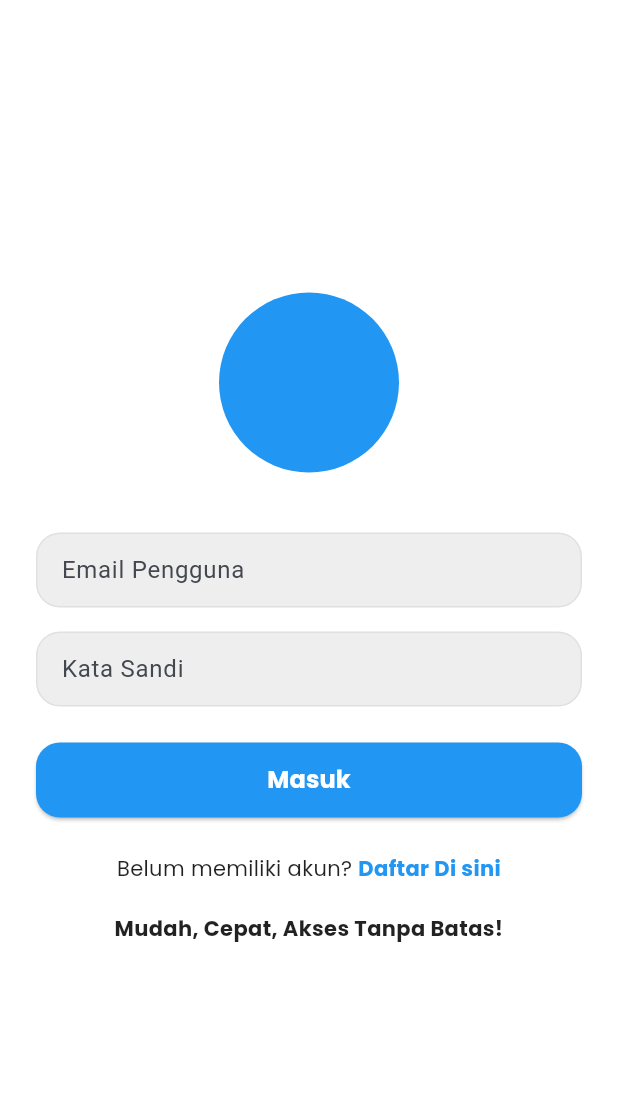
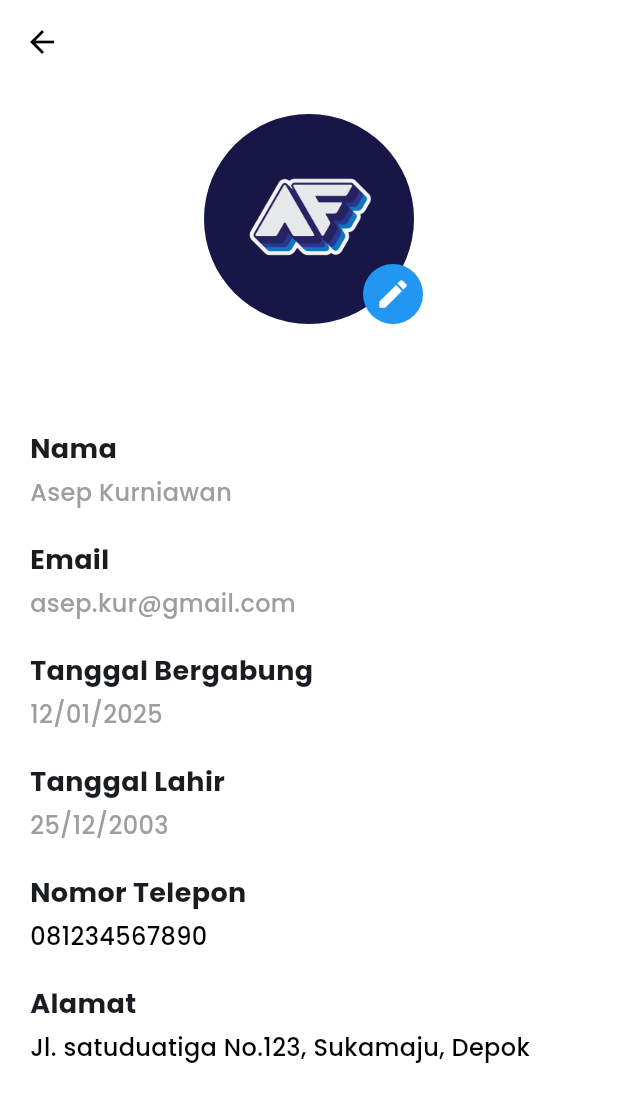
Before and after one commit to chantikaanas/EasyLib, a Flutter app: the screen it shows after launch, on a phone screen of 412 x 824 dp. Shown: the top 1102 px of the screen. Run offline on Flutter 3.47's test engine with Material 3 defaults, Android fonts, the light colour scheme and no system bars; our stand-ins replace flutter_dotenv, google_fonts, image_picker; missing offline and left inert: groq, qr_code_scanner_plus.

Commit message:
Upd: Add user profile editing functionality with image picker and data display

```diff
--- a/lib/QrScan.dart
+++ b/lib/QrScan.dart
@@ -1,5 +1,3 @@
-import 'dart:io';
-
 import 'package:flutter/material.dart';
 import 'package:qr_code_scanner_plus/qr_code_scanner_plus.dart';
 
--- a/lib/auth/login.dart
+++ b/lib/auth/login.dart
@@ -16,13 +16,11 @@ class LoginPage extends StatelessWidget {
             child: Column(
               mainAxisAlignment: MainAxisAlignment.center,
               children: [
-                // Lingkaran biru di atas
                 Container(
-                  width: 120,
-                  height: 120,
-                  decoration: const BoxDecoration(
-                    color: Colors.blue,
-                    shape: BoxShape.circle,
+                  width: 150,
+                  height: 150,
+                  child: CircleAvatar(
+                    backgroundImage: AssetImage('assets/images/LOGO.png'),
                   ),
                 ),
                 const SizedBox(height: 40),
--- /dev/null
+++ b/lib/editProfile.dart
@@ -0,0 +1,349 @@
+import 'dart:io';
+
+import 'package:flutter/material.dart';
+import 'package:google_fonts/google_fonts.dart';
+import 'package:image_picker/image_picker.dart';
+import 'package:intl/intl.dart';
+
+// ---------------------------- DATA
+class User {
+  final String name;
+  final String email;
+  final String phone;
+  final String address;
+  final DateTime lahir;
+  final DateTime joined;
+  final String profileImage;
+
+  User({
+    required this.name,
+    required this.email,
+    required this.phone,
+    required this.lahir,
+    required this.joined,
+    required this.address,
+    required this.profileImage,
+  });
+}
+
+final User userData = User(
+  name: 'Asep Kurniawan',
+  email: 'asep.kur@gmail.com',
+  phone: '081234567890',
+  lahir: DateTime(2003, 12, 25),
+  joined: DateTime(2025, 1, 12),
+  address: 'Jl. satuduatiga No.123, Sukamaju, Depok',
+  profileImage: 'assets/images/profile/profile.png',
+);
+
+// ------------------------ END DATA
+class Editprofile extends StatefulWidget {
+  const Editprofile({super.key});
+
+  @override
+  State<Editprofile> createState() => _EditprofileState();
+}
+
+class _EditprofileState extends State<Editprofile> {
+  File? _image;
+  final picker = ImagePicker();
+
+  Future getImage() async {
+    final pickedFile = await picker.pickImage(source: ImageSource.gallery);
+
+    setState(() {
+      if (pickedFile != null) {
+        _image = File(pickedFile.path);
+      }
+    });
+  }
+
+  @override
+  Widget build(BuildContext context) {
+    return Scaffold(
+        backgroundColor: Colors.white,
+        appBar: AppBar(
+          backgroundColor: Colors.white,
+          leading: IconButton(
+            icon: Icon(Icons.arrow_back, color: Colors.black),
+            onPressed: () {
+              Navigator.of(context).pushNamed('/main');
+            },
+          ),
+        ),
+        body: SafeArea(
+          child: SingleChildScrollView(
+            child: Column(
+              children: [
+                Container(
+                  width: double.infinity,
+                  padding: EdgeInsets.symmetric(vertical: 20),
+                  child: Stack(
+                    alignment: Alignment.center,
+                    children: [
+                      GestureDetector(
+                        onTap: getImage,
+                        child: CircleAvatar(
+                          radius: 70,
+                          backgroundImage: _image != null
+                              ? FileImage(_image!)
+                              : AssetImage('assets/images/profile/profile.png'),
+                        ),
+                      ),
+                      Positioned(
+                        bottom: 0,
+                        right: 130,
+                        child: Container(
+                          padding: EdgeInsets.all(8),
+                          decoration: BoxDecoration(
+                            color: Colors.blue,
+                            shape: BoxShape.circle,
+                          ),
+                          child: Icon(
+                            Icons.edit,
+                            color: Colors.white,
+                          ),
+                        ),
+                      ),
+                    ],
+                  ),
+                ),
+                SizedBox(height: 30),
+                Container(
+                  alignment: Alignment.centerLeft,
+                  child: DataUser(
+                    userData: userData,
+                  ),
+                )
+              ],
+            ),
+          ),
+        ));
+  }
+}
+
+class DataUser extends StatefulWidget {
+  final User userData;
+  const DataUser({super.key, required this.userData});
+
+  @override
+  State<DataUser> createState() => _DataUserState();
+}
+
+class _DataUserState extends State<DataUser> {
+  void _showEditDialog(
+      String title, String currentValue, Function(String) onSave) {
+    final TextEditingController controller =
+        TextEditingController(text: currentValue);
+
+    showDialog(
+      context: context,
+      builder: (BuildContext context) {
+        return AlertDialog(
+          title: Text(
+            'Edit $title',
+            style: GoogleFonts.poppins(
+              fontWeight: FontWeight.w500,
+            ),
+          ),
+          content: TextField(
+            controller: controller,
+            decoration: InputDecoration(
+              hintText: 'Enter new $title',
+              border: OutlineInputBorder(),
+            ),
+          ),
+          actions: [
+            TextButton(
+              style: TextButton.styleFrom(
+                  backgroundColor: Colors.grey.shade600,
+                  shape: RoundedRectangleBorder(
+                    borderRadius: BorderRadius.circular(12),
+                  ),
+                  textStyle: GoogleFonts.poppins(
+                    fontSize: 16,
+                    fontWeight: FontWeight.normal,
+                  ),
+                  foregroundColor: Colors.white),
+              onPressed: () => Navigator.pop(context),
+              child: Text(
+                'Cancel',
+                style: GoogleFonts.poppins(),
+              ),
+            ),
+            ElevatedButton(
+              style: ElevatedButton.styleFrom(
+                  backgroundColor: Colors.blue,
+                  shape: RoundedRectangleBorder(
+                    borderRadius: BorderRadius.circular(12),
+                  ),
+                  textStyle: GoogleFonts.poppins(
+                    fontSize: 16,
+                    fontWeight: FontWeight.bold,
+                  ),
+                  foregroundColor: Colors.white),
+              onPressed: () {
+                onSave(controller.text);
+                Navigator.pop(context);
+              },
+              child: Text(
+                'Save',
+                style: GoogleFonts.poppins(
+                  fontWeight: FontWeight.w500,
+                ),
+              ),
+            ),
+          ],
+        );
+      },
+    );
+  }
+
+  @override
+  Widget build(BuildContext context) {
+    return Container(
+      padding: EdgeInsets.all(20),
+      child: Column(
+        crossAxisAlignment: CrossAxisAlignment.start,
+        children: [
+          Container(
+            child: Column(
+              crossAxisAlignment: CrossAxisAlignment.start,
+              children: [
+                Text('Nama',
+                    style: GoogleFonts.poppins(
+                      fontSize: 18,
+                      fontWeight: FontWeight.bold,
+                    )),
+                SizedBox(height: 5),
+                Text(widget.userData.name,
+                    style: GoogleFonts.poppins(
+                        fontSize: 16,
+                        fontWeight: FontWeight.w500,
+                        color: Colors.grey)),
+                SizedBox(height: 20),
+              ],
+            ),
+          ),
+          Container(
+            child: Column(
+              crossAxisAlignment: CrossAxisAlignment.start,
+              children: [
+                Text('Email',
+                    style: GoogleFonts.poppins(
+                      fontSize: 18,
+                      fontWeight: FontWeight.bold,
+                    )),
+                SizedBox(height: 5),
+                Text(widget.userData.email,
+                    style: GoogleFonts.poppins(
+                        fontSize: 16,
+                        fontWeight: FontWeight.w500,
+                        color: Colors.grey)),
+                SizedBox(height: 20),
+              ],
+            ),
+          ),
+          Container(
+            child: Column(
+              crossAxisAlignment: CrossAxisAlignment.start,
+              children: [
+                Text('Tanggal Bergabung',
+                    style: GoogleFonts.poppins(
+                      fontSize: 18,
+                      fontWeight: FontWeight.bold,
+                    )),
+                SizedBox(height: 5),
+                Text(DateFormat('dd/MM/yyyy').format(widget.userData.joined),
+                    style: GoogleFonts.poppins(
+                        fontSize: 16,
+                        fontWeight: FontWeight.w500,
+                        color: Colors.grey)),
+                SizedBox(height: 20),
+              ],
+            ),
+          ),
+          Container(
+            child: Column(
+              crossAxisAlignment: CrossAxisAlignment.start,
+              children: [
+                Text('Tanggal Lahir',
+                    style: GoogleFonts.poppins(
+                      fontSize: 18,
+                      fontWeight: FontWeight.bold,
+                    )),
+                SizedBox(height: 5),
+                Text(DateFormat('dd/MM/yyyy').format(widget.userData.lahir),
+                    style: GoogleFonts.poppins(
+                        fontSize: 16,
+                        fontWeight: FontWeight.w500,
+                        color: Colors.grey)),
+                SizedBox(height: 20),
+              ],
+            ),
+          ),
+          Container(
+              child: GestureDetector(
+            onTap: () {
+              _showEditDialog(
+                'Nomor Telepon',
+                widget.userData.phone,
+                (newValue) {
+                  // Here you would typically update the data in your backend
+                  print('Nomor Telepon: $newValue');
+                },
+              );
+            },
+            child: Column(
+              crossAxisAlignment: CrossAxisAlignment.start,
+              children: [
+                Text('Nomor Telepon',
+                    style: GoogleFonts.poppins(
+                      fontSize: 18,
+                      fontWeight: FontWeight.bold,
+                    )),
+                SizedBox(height: 5),
+                Text(widget.userData.phone,
+                    style: GoogleFonts.poppins(
+                        fontSize: 16,
+                        fontWeight: FontWeight.w500,
+                        color: Colors.black)),
+                SizedBox(height: 20),
+              ],
+            ),
+          )),
+          Container(
+              child: GestureDetector(
+            onTap: () {
+              _showEditDialog(
+                'Alamat',
+                widget.userData.address,
+                (newValue) {
+                  // Here you would typically update the data in your backend
+                  print('Alamat: $newValue');
+                },
+              );
+            },
+            child: Column(
+              crossAxisAlignment: CrossAxisAlignment.start,
+              children: [
+                Text('Alamat',
+                    style: GoogleFonts.poppins(
+                      fontSize: 18,
+                      fontWeight: FontWeight.bold,
+                    )),
+                SizedBox(height: 5),
+                Text(widget.userData.address,
+                    style: GoogleFonts.poppins(
+                        fontSize: 16,
+                        fontWeight: FontWeight.w500,
+                        color: Colors.black)),
+                SizedBox(height: 20),
+              ],
+            ),
+          )),
+        ],
+      ),
+    );
+  }
+}
--- a/lib/main.dart
+++ b/lib/main.dart
@@ -1,5 +1,6 @@
 import 'package:easy_lib/auth/login.dart';
 import 'package:easy_lib/auth/register.dart';
+import 'package:easy_lib/editProfile.dart';
 import 'package:easy_lib/homepage.dart';
 import 'package:easy_lib/kartuanggota.dart';
 import 'package:easy_lib/mainPage.dart';
@@ -36,7 +37,7 @@ class MyApp extends StatelessWidget {
         primarySwatch: Colors.blue,
         useMaterial3: true,
       ),
-      home: LoginPage(), // Halaman awal utama
+      home: Editprofile(), // Halaman awal utama
       initialRoute: '/',
       routes: {
         '/main': (context) => MainPage(),
@@ -47,6 +48,7 @@ class MyApp extends StatelessWidget {
         '/booklist': (context) => BookListPage(),
         '/bookdetails': (context) => BookDetailsPage(),
         '/pengembalian': (context) => BookReturnScreen(),
+        '/editprofile': (context) => Editprofile(),
 
         // AUTH
         '/login': (context) => LoginPage(),
--- a/lib/profilePage.dart
+++ b/lib/profilePage.dart
@@ -150,8 +150,7 @@ class _HeaderState extends State<Header> {
               SizedBox(height: 20),
               InkWell(
                 onTap: () {
-                  print('Ubah Profil');
-                  //Navigator.pushNamed(context, '/editprofile');
+                  Navigator.pushNamed(context, '/editprofile');
                 },
                 child: Container(
                   padding: EdgeInsets.symmetric(horizontal: 30, vertical: 10),
--- a/pubspec.yaml
+++ b/pubspec.yaml
@@ -38,6 +38,8 @@ dependencies:
   groq: ^1.0.0
   flutter_dotenv: ^5.1.0
   qr_code_scanner_plus: ^2.0.10+1
+  intl: ^0.20.2
+  image_picker: ^1.1.2
 
 dev_dependencies:
   flutter_test:
@@ -62,6 +64,7 @@ flutter:
 
   # To add assets to your application, add an assets section, like this:
   assets:
+    - assets/images/
     - assets/images/profile/
     - assets/images/books/
     - .env
```
Also changed, not shown: lib/auth/register.dart (+23 -4 lines), assets/images/LOGO.png (added), pubspec.lock, 6 other files.
